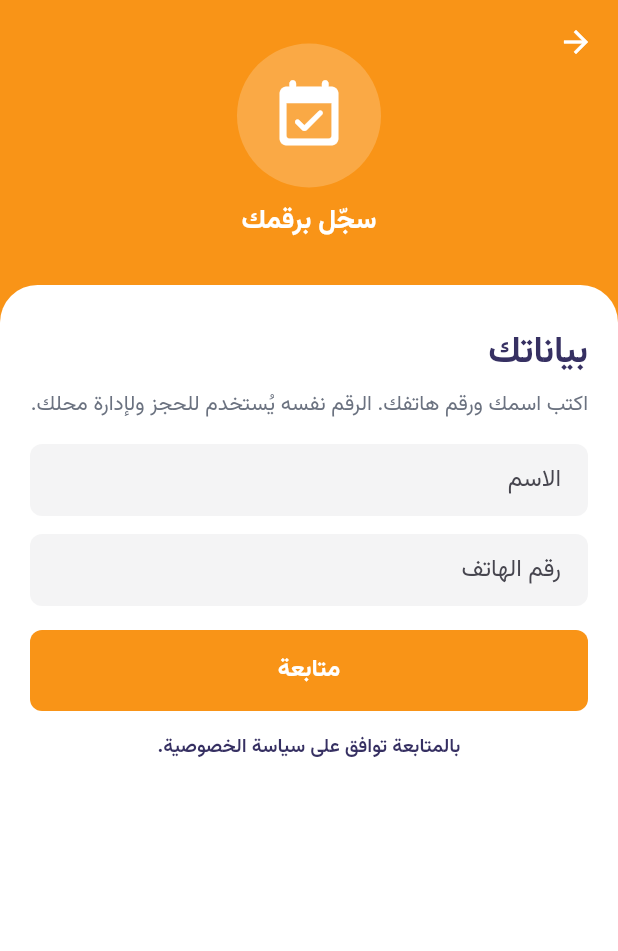
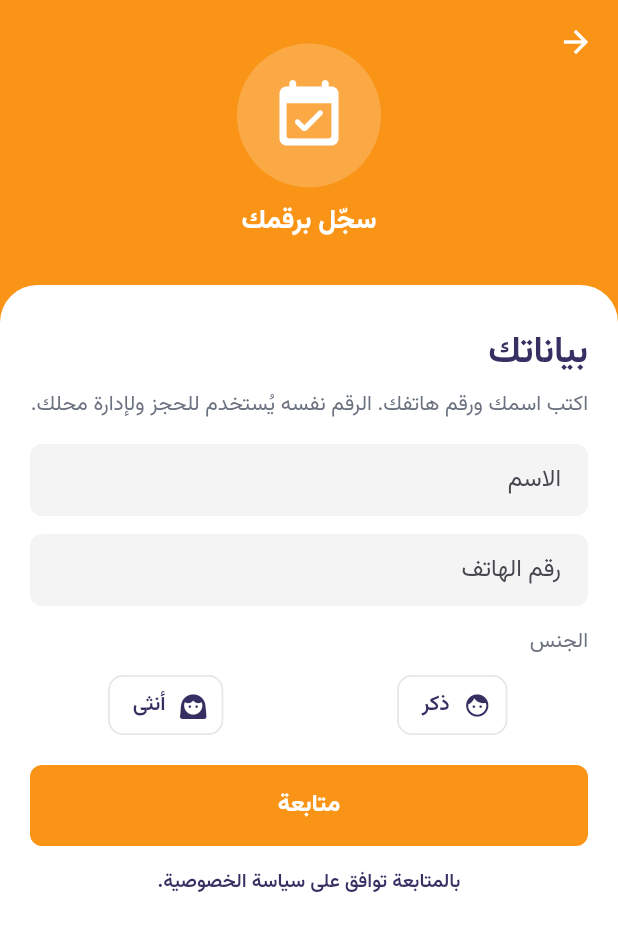
Before and after one commit to abbasjk/hajiz, a Flutter app: the AccountScreen screen opened directly, after a tap on "سجّل برقمك", on a phone screen of 412 x 824 dp, the part 54-1005 px from its top. Run offline on Flutter 3.47's test engine with Material 3 defaults, Android fonts, the phone set to English and light mode, and no system bars; our stand-ins replace firebase_core, firebase_messaging, flutter_map, flutter_svg, geolocator, image_picker and 2 more; missing offline and left inert: vector_map_tiles; accounts and stored records are empty; generated files the repository leaves out were written again; network calls fail.

Commit message:
Ask for gender at registration
Co-Authored-By: Claude Opus 5.5 <noreply@anthropic.com>
Claude-Session: https://claude.ai/code/session_017KPwgZ1X88qGf81W8bWYam

```diff
--- a/app/lib/api/hajiz_api.dart
+++ b/app/lib/api/hajiz_api.dart
@@ -47,12 +47,13 @@ class HajizApi {
     return json['required'] == true;
   }
 
-  Future<({String token, RegisteredUser user})> register(String name, String phone, String deviceId, {String? code}) async {
+  Future<({String token, RegisteredUser user})> register(String name, String phone, String deviceId, {String? code, String? gender}) async {
     final json = await client.post('/auth/register', body: {
       'name': name,
       'phone': phone,
       'deviceIdentifier': deviceId,
       'code': ?code,
+      'gender': ?gender,
     });
     return (token: json['token'] as String, user: RegisteredUser.fromJson(json['user'] as Map<String, dynamic>));
   }
--- a/app/lib/l10n/app_ar.arb
+++ b/app/lib/l10n/app_ar.arb
@@ -749,5 +749,9 @@
   "serviceCategoryLabel": "نوع الخدمة",
   "serviceCategoryHint": "يظهر محلك في هذا القسم من رئيسية الزبون.",
   "audienceMen": "رجالي",
-  "audienceWomen": "نسائي"
+  "audienceWomen": "نسائي",
+  "genderLabel": "الجنس",
+  "genderMale": "ذكر",
+  "genderFemale": "أنثى",
+  "genderRequired": "اختر الجنس"
 }
--- a/app/lib/screens/register_screen.dart
+++ b/app/lib/screens/register_screen.dart
@@ -5,6 +5,7 @@ import '../theme/colors.dart';
 import '../util/links.dart';
 import '../util/phone.dart';
 import '../widgets/common.dart';
+import '../widgets/gender_field.dart';
 import '../widgets/phone_code.dart';
 
 /// الاسم ورقم الهاتف؛ الرقم نفسه للحجز ولإدارة المحل
@@ -20,6 +21,7 @@ class _RegisterFormState extends State<RegisterForm> {
   final _form = GlobalKey<FormState>();
   final _name = TextEditingController();
   final _phone = TextEditingController();
+  String? _gender;
   bool _busy = false;
 
   @override
@@ -34,7 +36,7 @@ class _RegisterFormState extends State<RegisterForm> {
     setState(() => _busy = true);
     try {
       // رمز التحقق إن كان الخادم يطلبه، ثم التسجيل
-      final ok = await registerWithCode(context, _name.text.trim(), normalizeIraqiPhone(_phone.text)!);
+      final ok = await registerWithCode(context, _name.text.trim(), normalizeIraqiPhone(_phone.text)!, gender: _gender);
       if (ok) widget.onRegistered();
     } catch (e) {
       if (mounted) showError(context, e);
@@ -67,6 +69,8 @@ class _RegisterFormState extends State<RegisterForm> {
           decoration: InputDecoration(labelText: l.phoneLabel, hintText: l.phoneHint),
           validator: (v) => normalizeIraqiPhone(v ?? '') == null ? l.phoneInvalid : null,
         ),
+        const SizedBox(height: 14),
+        GenderField(onChanged: (v) => _gender = v),
         const SizedBox(height: 16),
         FilledButton(
           style: FilledButton.styleFrom(backgroundColor: AppColors.accent, minimumSize: const Size.fromHeight(54)),
--- /dev/null
+++ b/app/lib/widgets/gender_field.dart
@@ -0,0 +1,47 @@
+import 'package:flutter/material.dart';
+
+import '../l10n/app_localizations.dart';
+import '../theme/colors.dart';
+
+/// اختيار الجنس عند التسجيل: ذكر أو أنثى، إجباري.
+/// يحدد أي صالونات تظهر أولاً في الرئيسية.
+class GenderField extends FormField<String> {
+  GenderField({super.key, super.onSaved, ValueChanged<String>? onChanged})
+      : super(
+          validator: (v) => v == null ? '' : null,
+          builder: (state) {
+            final l = AppLocalizations.of(state.context);
+            return Column(crossAxisAlignment: CrossAxisAlignment.start, children: [
+              Text(l.genderLabel, style: const TextStyle(fontSize: 14, color: AppColors.textMuted)),
+              const SizedBox(height: 8),
+              Row(children: [
+                for (final (value, label, icon) in [('male', l.genderMale, Icons.face), ('female', l.genderFemale, Icons.face_3)]) ...[
+                  if (value == 'female') const SizedBox(width: 10),
+                  Expanded(
+                    child: ChoiceChip(
+                      avatar: Icon(icon, size: 18, color: state.value == value ? Colors.white : AppColors.primary),
+                      label: Text(label),
+                      selected: state.value == value,
+                      showCheckmark: false,
+                      selectedColor: AppColors.primary,
+                      labelStyle: TextStyle(
+                        fontWeight: FontWeight.w600,
+                        color: state.value == value ? Colors.white : AppColors.primary,
+                      ),
+                      onSelected: (_) {
+                        state.didChange(value);
+                        onChanged?.call(value);
+                      },
+                    ),
+                  ),
+                ],
+              ]),
+              if (state.hasError)
+                Padding(
+                  padding: const EdgeInsets.only(top: 6),
+                  child: Text(l.genderRequired, style: const TextStyle(fontSize: 12, color: AppColors.danger)),
+                ),
+            ]);
+          },
+        );
+}
```
Also changed, not shown: app/lib/api/models.dart (+6 -3 lines), app/lib/screens/booking_review_screen.dart (+6 -1 lines), app/lib/state/app_scope.dart (+5 -2 lines), app/lib/widgets/phone_code.dart (+6 -5 lines), 5 other files.
